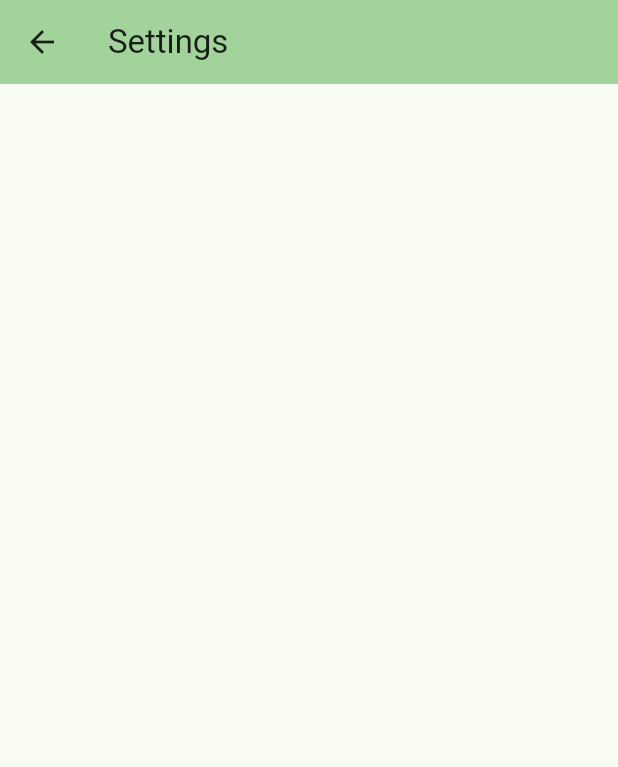
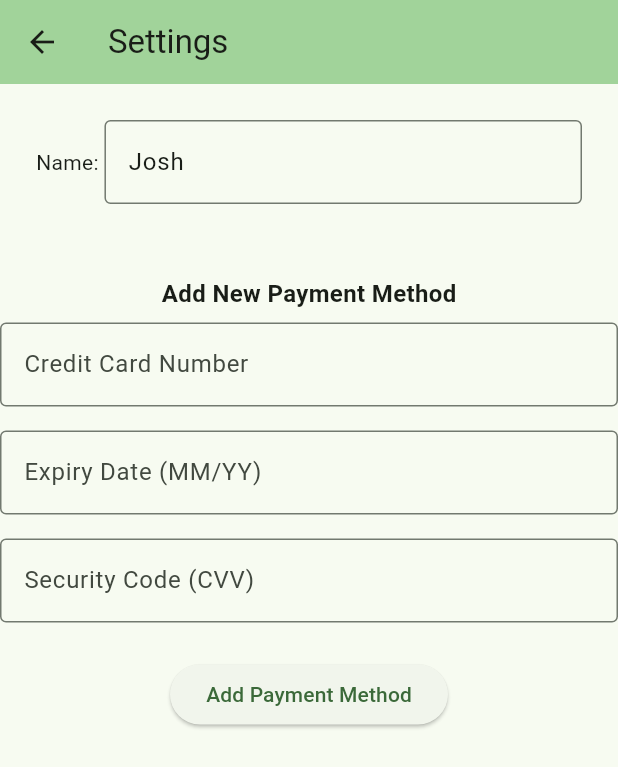
Before and after one commit to Hollowhking/HCIproject, a Flutter app: the _settingspage screen opened directly, on a phone screen of 412 x 824 dp. Shown: the top 767 px of the screen. Run offline on Flutter 3.47's test engine with Material 3 defaults, Android fonts, the phone set to English and light mode, and no system bars; our stand-ins replace camera.

Commit message:
final finish

```diff
--- a/lib/main.dart
+++ b/lib/main.dart
@@ -527,6 +527,9 @@ class _CartHistoryPageView extends StatelessWidget {
 
 class _settingspage extends StatelessWidget {
   User currentuser;
+  final TextEditingController cardNumberController = TextEditingController();
+  final TextEditingController expiryDateController = TextEditingController();
+  final TextEditingController securityCodeController = TextEditingController();
 
   _settingspage(this.currentuser);
 
@@ -538,7 +541,103 @@ class _settingspage extends StatelessWidget {
         title: Text("Settings"),
       ),
       body: Column(
+        children: [
+          Padding(padding: EdgeInsets.all(24.0),
+            child: Row(
+              children: [
+                const Text("Name: "),
+                Expanded(child: TextFormField(
+                  initialValue: currentuser.name,
+                  onChanged: (text){
+                    currentuser.name = text;
+                  },
+                  decoration: InputDecoration(
+                    border: OutlineInputBorder()
+                  ),
+                ))
+              ],
+            ),
+          ),
+          SizedBox(height: 24),
+          Text(
+            "Add New Payment Method",
+            style: TextStyle(fontSize: 16, fontWeight: FontWeight.w600),
+          ),
+          SizedBox(height: 8),
+          TextField(
+            controller: cardNumberController,
+            keyboardType: TextInputType.number,
+            decoration: InputDecoration(
+              labelText: "Credit Card Number",
+              border: OutlineInputBorder(),
+            ),
+          ),
+          SizedBox(height: 16),
 
+          // Expiry Date
+          TextField(
+            controller: expiryDateController,
+            keyboardType: TextInputType.datetime,
+            decoration: InputDecoration(
+              labelText: "Expiry Date (MM/YY)",
+              border: OutlineInputBorder(),
+            ),
+          ),
+          SizedBox(height: 16),
+
+          // Security Code
+          TextField(
+            controller: securityCodeController,
+            keyboardType: TextInputType.number,
+            decoration: InputDecoration(
+              labelText: "Security Code (CVV)",
+              border: OutlineInputBorder(),
+            ),
+          ),
+          SizedBox(height: 24),
+
+          // Add Payment Method Button
+          Center(
+            child: ElevatedButton(
+              onPressed: () {
+                // Validate inputs
+                if (cardNumberController.text.isEmpty ||
+                    expiryDateController.text.isEmpty ||
+                    securityCodeController.text.isEmpty) {
+                  ScaffoldMessenger.of(context).showSnackBar(
+                    SnackBar(content: Text("All fields are required!")),
+                  );
+                  return;
+                }
+
+                // Add new payment method
+                try {
+                  final newPaymentMethod = Paymentmethod(
+                    cardNumberController.text,
+                    expiryDateController.text,
+                    int.parse(securityCodeController.text),
+                  );
+                  currentuser.addpaymentmethod(newPaymentMethod);
+
+                  // Clear fields
+                  cardNumberController.clear();
+                  expiryDateController.clear();
+                  securityCodeController.clear();
+
+                  // Show success message
+                  ScaffoldMessenger.of(context).showSnackBar(
+                    SnackBar(content: Text("Payment method added successfully!")),
+                  );
+                } catch (e) {
+                  ScaffoldMessenger.of(context).showSnackBar(
+                    SnackBar(content: Text("Invalid input: $e")),
+                  );
+                }
+              },
+              child: Text("Add Payment Method"),
+            ),
+          ),
+        ],
       ),
     );
   }
@@ -549,7 +648,6 @@ class _checkoutpage extends StatelessWidget{
   Cart newcart;
 
   _checkoutpage(this.currentuser, this.newcart);
-
 
   @override
   Widget build(BuildContext context) {
```
